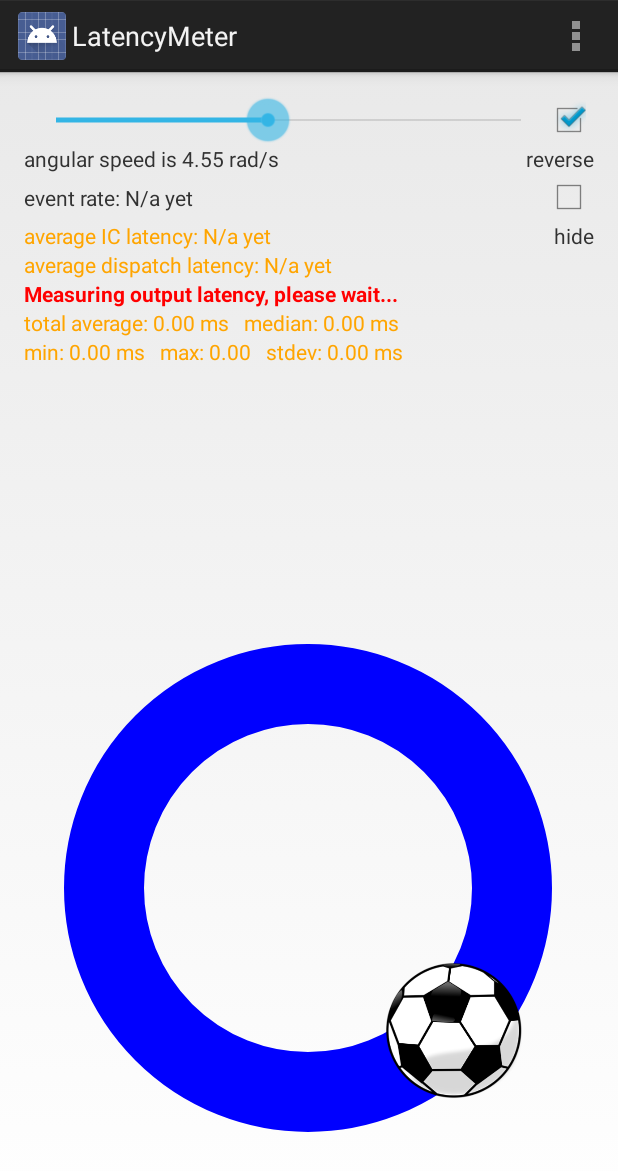
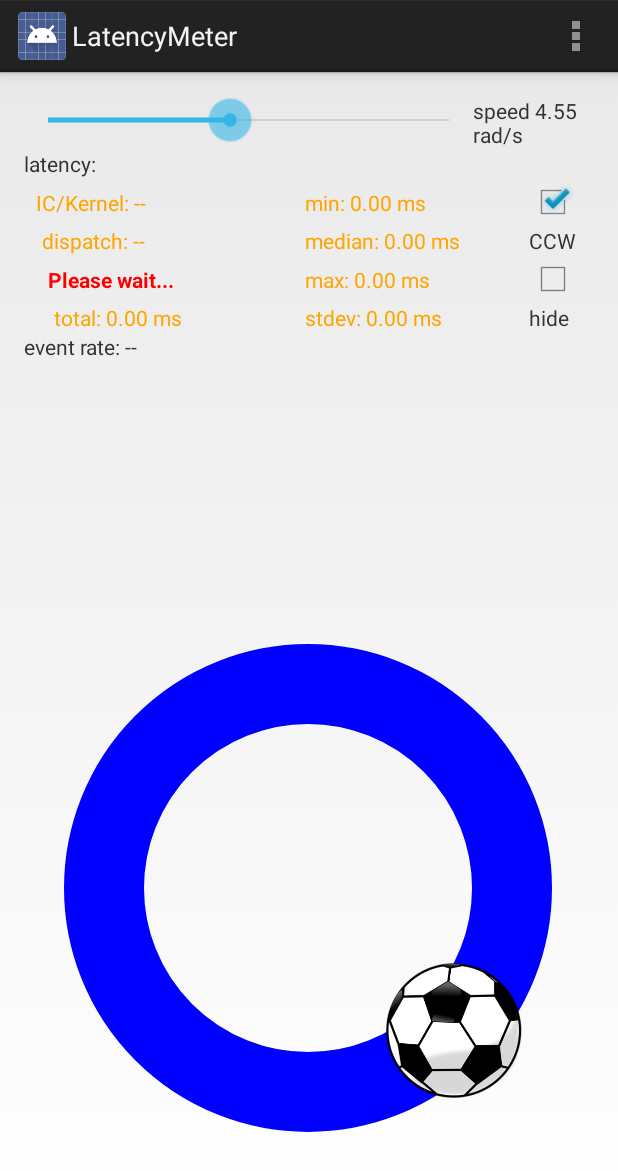
Before and after one commit to Ellyjoy11/latencymeterstudio, an Android app: the screen it shows after launch (MainActivity), after a tap on an icon or button, on a phone screen of 412 x 824 dp. Shown: the top 1171 px of the screen. Run offline under Robolectric (Android 15) with nearby library versions, the phone set to English and light mode, and no system bars.

Commit message:
UI changes to make layout more readable to user

```diff
--- a/app/src/main/java/com/elena/latencymeter/AnimationView.java
+++ b/app/src/main/java/com/elena/latencymeter/AnimationView.java
@@ -101,7 +101,8 @@ public class AnimationView extends View {
     public static double prevY;
     public static boolean isAutoDone = false;
 	double ballA, ballB, touchA, touchB;
-	TextView tv1, tv2, tv3, tv4, tv5, tv6, tv7;
+	TextView tvSpeed, tvLat, tvIC, tvMin, tvMax, tvMed, tvStd;
+    TextView tvDisp, tvOut, tvTotal, tvEvRate;
     int currFps = 59;
     int lowEdge;
 
@@ -200,24 +201,28 @@ public class AnimationView extends View {
 	@Override
 	protected void onDraw(Canvas canvas) {
 
-		tv1 = (TextView) this.getRootView().findViewById(R.id.textView1);
-		tv2 = (TextView) this.getRootView().findViewById(R.id.textView2);
-		tv3 = (TextView) this.getRootView().findViewById(R.id.textView3);
-		tv4 = (TextView) this.getRootView().findViewById(R.id.textView4);
-		tv5 = (TextView) this.getRootView().findViewById(R.id.textView5);
-		tv6 = (TextView) this.getRootView().findViewById(R.id.textView6);
-        tv7 = (TextView) this.getRootView().findViewById(R.id.textView7);
+		tvSpeed = (TextView) this.getRootView().findViewById(R.id.textViewSpeed);
+		tvLat = (TextView) this.getRootView().findViewById(R.id.textViewLat);
+		tvIC = (TextView) this.getRootView().findViewById(R.id.textViewIC);
+		tvDisp = (TextView) this.getRootView().findViewById(R.id.textViewDisp);
+		tvOut = (TextView) this.getRootView().findViewById(R.id.textViewOut);
+		tvTotal = (TextView) this.getRootView().findViewById(R.id.textViewTotal);
+        tvEvRate = (TextView) this.getRootView().findViewById(R.id.textViewEvRate);
+        tvMin = (TextView) this.getRootView().findViewById(R.id.textViewMin);
+        tvMed = (TextView) this.getRootView().findViewById(R.id.textViewMed);
+        tvMax = (TextView) this.getRootView().findViewById(R.id.textViewMax);
+        tvStd = (TextView) this.getRootView().findViewById(R.id.textViewStd);
 
 		canvas.drawPath(animPath, paint);
 
-		tv1.setText("angular speed is " + String.format("%.2f", speed)
+		tvSpeed.setText("speed " + String.format("%.2f", speed)
                 + " rad/s");
 
-        //if(!isAutoDone) {
-        //    lowEdge = 1;
-        //} else {
-            lowEdge = 20;
-        //}
+        if(!isAutoDone) {
+           lowEdge = 5;
+        } else {
+            lowEdge = 30;
+        }
 
 
         if (MainActivity.clockWise) {
@@ -322,8 +327,11 @@ public class AnimationView extends View {
 
 					paintText.setColor(Color.RED);
 					paintTouch.setColor(Color.RED);
-					tv4.setTextColor(Color.RED);
-					tv6.setTextColor(Color.RED);
+					tvTotal.setTextColor(Color.RED);
+					tvMin.setTextColor(Color.RED);
+                    tvMed.setTextColor(Color.RED);
+                    tvMax.setTextColor(Color.RED);
+                    tvStd.setTextColor(Color.RED);
 					if (touchActive && (2 * touchDelta > bm_offsetX)) {
 						canvas.drawCircle(cX, cY, radius - bm_offsetX / 2,
 								wrongMove);
@@ -335,8 +343,11 @@ public class AnimationView extends View {
 
 					paintText.setColor(Color.BLACK);
 					paintTouch.setColor(Color.GRAY);
-					tv4.setTextColor(Color.parseColor("#FFA500"));
-					tv6.setTextColor(Color.parseColor("#FFA500"));
+					tvTotal.setTextColor(Color.parseColor("#FFA500"));
+					tvMin.setTextColor(Color.parseColor("#FFA500"));
+                    tvMed.setTextColor(Color.parseColor("#FFA500"));
+                    tvMax.setTextColor(Color.parseColor("#FFA500"));
+                    tvStd.setTextColor(Color.parseColor("#FFA500"));
 				}
 
 				// /////////////////////
@@ -370,35 +381,41 @@ public class AnimationView extends View {
 				}
 				if (median > 0) {
 
-					tv3.setTextColor(Color.parseColor("#008000"));
-					tv4.setTextColor(Color.parseColor("#008000"));
-					tv6.setTextColor(Color.parseColor("#008000"));
-                    tv2.setTextColor(Color.parseColor("#008000"));
+					tvDisp.setTextColor(Color.parseColor("#008000"));
+					tvTotal.setTextColor(Color.parseColor("#008000"));
+					tvMin.setTextColor(Color.parseColor("#008000"));
+                    tvMed.setTextColor(Color.parseColor("#008000"));
+                    tvMax.setTextColor(Color.parseColor("#008000"));
+                    tvStd.setTextColor(Color.parseColor("#008000"));
+                    tvIC.setTextColor(Color.parseColor("#008000"));
 				} else {
 
-					tv3.setTextColor(Color.parseColor("#FFA500"));
-					tv4.setTextColor(Color.parseColor("#FFA500"));
-					tv6.setTextColor(Color.parseColor("#FFA500"));
-                    tv2.setTextColor(Color.parseColor("#FFA500"));
+					tvDisp.setTextColor(Color.parseColor("#FFA500"));
+					tvTotal.setTextColor(Color.parseColor("#FFA500"));
+					tvMin.setTextColor(Color.parseColor("#FFA500"));
+                    tvMed.setTextColor(Color.parseColor("#FFA500"));
+                    tvMax.setTextColor(Color.parseColor("#FFA500"));
+                    tvStd.setTextColor(Color.parseColor("#FFA500"));
+                    tvIC.setTextColor(Color.parseColor("#FFA500"));
 				}
 
             if (eventRate == 0) {
-                tv5.setText("event rate: N/a yet");
+                tvEvRate.setText("event rate: --");
             } else {
-                tv5.setText("event rate: " + String.format("%.2f", eventRate)
+                tvEvRate.setText("event rate: " + String.format("%.2f", eventRate)
                         + " Hz");
             }
 
             if (averageOutputLatency > 0) {
-                tv7.setText("average output latency: "
+                tvOut.setText("output: "
                         + String.format("%.2f", averageOutputLatency) + " ms");
-                tv7.setTextColor(Color.parseColor("#008000"));
-                tv7.setTypeface(Typeface.DEFAULT);
+                tvOut.setTextColor(Color.parseColor("#008000"));
+                tvOut.setTypeface(Typeface.DEFAULT);
                // isAutoDone = true;
             } else {
-                tv7.setText("Measuring output latency, please wait...");
-                tv7.setTextColor(Color.RED);
-                tv7.setTypeface(Typeface.DEFAULT_BOLD);
+                tvOut.setText("Please wait...");
+                tvOut.setTextColor(Color.RED);
+                tvOut.setTypeface(Typeface.DEFAULT_BOLD);
             }
 
 				if (touchActive && myLatency.size() < 1000 && isAutoDone) {
@@ -414,25 +431,29 @@ public class AnimationView extends View {
 					canvas.drawText("DONE", cX - 80, cY, paintText);
 				}
 
-				tv4.setText("total average: " + String.format("%.2f", averageLatency)
-						+ " ms   median: "
-						+ String.format("%.2f", median) + " ms");
+            if (averageLatency > 0) {
+                tvTotal.setTypeface(Typeface.DEFAULT_BOLD);
+            } else {
+                tvTotal.setTypeface(Typeface.DEFAULT);
+            }
+				tvTotal.setText("total: " + String.format("%.2f", averageLatency)
+						+ " ms");
                 if (averageLatency > 0) {
-                    tv2.setText("average IC latency: " + String.format("%.2f", averageLatency
+                    tvIC.setText("IC/Kernel: " + String.format("%.2f", averageLatency
                             - averageOutputLatency - averageDispatchLatency) + " ms");
                 } else {
-                    tv2.setText("average IC latency: N/a yet");
+                    tvIC.setText("IC/Kernel: --");
                 }
 
-				tv6.setText("min: " + String.format("%.2f", minL)
-						+ " ms   max: " + String.format("%.2f", maxL)
-						+ "   stdev: " + String.format("%.2f", stdevLatency)
-						+ " ms");
+			tvMin.setText("min: " + String.format("%.2f", minL) + " ms");
+            tvMax.setText("max: " + String.format("%.2f", maxL) + " ms");
+            tvMed.setText("median: " + String.format("%.2f", median) + " ms");
+            tvStd.setText("stdev: " + String.format("%.2f", stdevLatency) + " ms");
 
             if (averageDispatchLatency == 0) {
-                tv3.setText("average dispatch latency: N/a yet");
+                tvDisp.setText("dispatch: --");
             } else {
-                tv3.setText("average dispatch latency: "
+                tvDisp.setText("dispatch: "
                         + String.format("%.2f", averageDispatchLatency) + " ms");
             }
             ballAngle += speed / currFps;
@@ -537,8 +558,11 @@ public class AnimationView extends View {
 
 					paintText.setColor(Color.RED);
 					paintTouch.setColor(Color.RED);
-					tv4.setTextColor(Color.RED);
-					tv6.setTextColor(Color.RED);
+					tvTotal.setTextColor(Color.RED);
+					tvMin.setTextColor(Color.RED);
+                    tvMed.setTextColor(Color.RED);
+                    tvMax.setTextColor(Color.RED);
+                    tvStd.setTextColor(Color.RED);
 					if (touchActive && (2 * touchDelta > bm_offsetX)) {
 						canvas.drawCircle(cX, cY, radius - bm_offsetX / 2,
 								wrongMove);
@@ -550,8 +574,11 @@ public class AnimationView extends View {
 
 					paintText.setColor(Color.BLACK);
 					paintTouch.setColor(Color.GRAY);
-					tv4.setTextColor(Color.parseColor("#FFA500"));
-					tv6.setTextColor(Color.parseColor("#FFA500"));
+					tvTotal.setTextColor(Color.parseColor("#FFA500"));
+					tvMin.setTextColor(Color.parseColor("#FFA500"));
+                    tvMed.setTextColor(Color.parseColor("#FFA500"));
+                    tvMax.setTextColor(Color.parseColor("#FFA500"));
+                    tvStd.setTextColor(Color.parseColor("#FFA500"));
 				}
 
 				// /////////////////////
@@ -587,34 +614,40 @@ public class AnimationView extends View {
 					latency = 0;
 				}
 				if (median > 0) {
-                    tv3.setTextColor(Color.parseColor("#008000"));
-					tv4.setTextColor(Color.parseColor("#008000"));
-					tv6.setTextColor(Color.parseColor("#008000"));
-                    tv2.setTextColor(Color.parseColor("#008000"));
+                    tvDisp.setTextColor(Color.parseColor("#008000"));
+					tvTotal.setTextColor(Color.parseColor("#008000"));
+					tvMin.setTextColor(Color.parseColor("#008000"));
+                    tvMed.setTextColor(Color.parseColor("#008000"));
+                    tvMax.setTextColor(Color.parseColor("#008000"));
+                    tvStd.setTextColor(Color.parseColor("#008000"));
+                    tvIC.setTextColor(Color.parseColor("#008000"));
 				} else {
 
-					tv3.setTextColor(Color.parseColor("#FFA500"));
-					tv4.setTextColor(Color.parseColor("#FFA500"));
-					tv6.setTextColor(Color.parseColor("#FFA500"));
-                    tv2.setTextColor(Color.parseColor("#FFA500"));
+					tvDisp.setTextColor(Color.parseColor("#FFA500"));
+					tvTotal.setTextColor(Color.parseColor("#FFA500"));
+					tvMin.setTextColor(Color.parseColor("#FFA500"));
+                    tvMed.setTextColor(Color.parseColor("#FFA500"));
+                    tvMax.setTextColor(Color.parseColor("#FFA500"));
+                    tvStd.setTextColor(Color.parseColor("#FFA500"));
+                    tvIC.setTextColor(Color.parseColor("#FFA500"));
 				}
 
             if (averageOutputLatency > 0) {
-                tv7.setText("average output latency: "
+                tvOut.setText("output: "
                         + String.format("%.2f", averageOutputLatency) + " ms");
-                tv7.setTextColor(Color.parseColor("#008000"));
-                tv7.setTypeface(Typeface.DEFAULT);
+                tvOut.setTextColor(Color.parseColor("#008000"));
+                tvOut.setTypeface(Typeface.DEFAULT);
                // isAutoDone = true;
             } else {
-                tv7.setText("Measuring output latency, please wait...");
-                tv7.setTextColor(Color.RED);
-                tv7.setTypeface(Typeface.DEFAULT_BOLD);
+                tvOut.setText("Please wait...");
+                tvOut.setTextColor(Color.RED);
+                tvOut.setTypeface(Typeface.DEFAULT_BOLD);
             }
 
             if (eventRate == 0) {
-                tv5.setText("event rate: N/a yet");
+                tvEvRate.setText("event rate: --");
             } else {
-                tv5.setText("event rate: " + String.format("%.2f", eventRate)
+                tvEvRate.setText("event rate: " + String.format("%.2f", eventRate)
                         + " Hz");
             }
 
@@ -630,25 +663,30 @@ public class AnimationView extends View {
                     paintText.setTextSize(110 * screenDpi / 4);
                     canvas.drawText("DONE", cX - 80, cY, paintText);
                 }
+                if (averageLatency > 0) {
+                    tvTotal.setTypeface(Typeface.DEFAULT_BOLD);
+                } else {
+                    tvTotal.setTypeface(Typeface.DEFAULT);
+                }
+				tvTotal.setText("total: " + String.format("%.2f", averageLatency)
+                        + " ms");
 
-				tv4.setText("total average: " + String.format("%.2f", averageLatency)
-						+ " ms   median: "
-						+ String.format("%.2f", median) + " ms");
             if (averageLatency > 0) {
-                tv2.setText("average IC latency: " + String.format("%.2f", averageLatency
+                tvIC.setText("IC/Kernel: " + String.format("%.2f", averageLatency
                         - averageOutputLatency - averageDispatchLatency) + " ms");
             } else {
-                tv2.setText("average IC latency: N/a yet");
+                tvIC.setText("IC/Kernel: --");
             }
 
-				tv6.setText("min: " + String.format("%.2f", minL)
-						+ " ms   max: " + String.format("%.2f", maxL)
-						+ "   stdev: " + String.format("%.2f", stdevLatency)
-						+ " ms");
+            tvMin.setText("min: " + String.format("%.2f", minL) + " ms");
+            tvMax.setText("max: " + String.format("%.2f", maxL) + " ms");
+            tvMed.setText("median: " + String.format("%.2f", median) + " ms");
+            tvStd.setText("stdev: " + String.format("%.2f", stdevLatency) + " ms");
+
             if (averageDispatchLatency == 0) {
-                tv3.setText("average dispatch latency: N/a yet");
+                tvDisp.setText("dispatch: --");
             } else {
-                tv3.setText("average dispatch latency: "
+                tvDisp.setText("dispatch: "
                         + String.format("%.2f", averageDispatchLatency) + " ms");
             }
                 ballAngle -= speed / currFps;
--- a/app/src/main/res/layout/activity_main.xml
+++ b/app/src/main/res/layout/activity_main.xml
@@ -14,109 +14,165 @@
         android:layout_height="match_parent" />
 
     <LinearLayout
-        android:id="@+id/lineBar"
+        android:id="@+id/lineBar1"
         android:layout_width="match_parent"
         android:layout_height="wrap_content"
         android:orientation="horizontal"
-        android:paddingLeft="5.0dip"
+
         android:paddingRight="5.0dip" >
 
         <SeekBar
             android:id="@+id/speedBar"
-            android:layout_width="match_parent"
+            android:layout_width="0dp"
             android:layout_height="wrap_content"
-            android:layout_weight="7"
+            android:layout_weight="4"
             android:max="1000"
             android:progress="455" />
 
-        <CheckBox
-            android:id="@+id/checkBox"
-            android:layout_width="wrap_content"
+        <TextView
+            android:id="@+id/textViewSpeed"
+            android:layout_width="0dp"
             android:layout_height="wrap_content"
-            android:layout_weight="3"
-            android:onClick="boxClicked"
-            android:paddingRight="7.0dip" />
+            android:layout_alignParentLeft="true"
+            android:layout_weight="1" />
+
     </LinearLayout>
 
     <TextView
-        android:id="@+id/revText"
-        android:layout_width="wrap_content"
-        android:layout_height="wrap_content"
-        android:layout_alignParentRight="true"
-        android:layout_below="@id/lineBar"
-        android:text="@string/reverse" />
-
-    <TextView
-        android:id="@+id/textView1"
-        android:layout_width="wrap_content"
+        android:id="@+id/textViewLat"
+        android:layout_width="match_parent"
         android:layout_height="wrap_content"
         android:layout_alignParentLeft="true"
-        android:layout_below="@id/lineBar" />
+        android:layout_below="@id/lineBar1"
+        android:text="@string/latency"/>
 
     <LinearLayout
         android:id="@+id/lineBar2"
         android:layout_width="match_parent"
         android:layout_height="wrap_content"
-        android:layout_below="@id/textView1"
+        android:layout_below="@id/textViewLat"
         android:orientation="horizontal"
         android:paddingRight="5.0dip" >
 
         <TextView
-            android:id="@+id/textView5"
-            android:layout_width="match_parent"
+            android:id="@+id/textViewIC"
+            android:layout_width="0dp"
             android:layout_height="wrap_content"
-            android:layout_weight="7" />
+            android:layout_weight="5"
+            android:paddingLeft="8dp"/>
+
+        <TextView
+            android:id="@+id/textViewMin"
+            android:layout_width="0dp"
+            android:layout_height="wrap_content"
+            android:layout_weight="4" />
+
+        <CheckBox
+            android:id="@+id/checkBox"
+            android:layout_width="0dp"
+            android:layout_height="wrap_content"
+            android:layout_weight="1"
+            android:onClick="boxClicked"
+            android:paddingRight="4.0dip" />
+
+    </LinearLayout>
+
+    <LinearLayout
+        android:id="@+id/lineBar3"
+        android:layout_width="match_parent"
+        android:layout_height="wrap_content"
+        android:layout_below="@id/lineBar2"
+        android:orientation="horizontal"
+        android:paddingRight="5.0dip" >
+
+        <TextView
+            android:id="@+id/textViewDisp"
+            android:layout_width="0dp"
+            android:layout_height="wrap_content"
+            android:layout_weight="5"
+            android:paddingLeft="12dp"/>
+
+        <TextView
+            android:id="@+id/textViewMed"
+            android:layout_width="0dp"
+            android:layout_height="wrap_content"
+            android:layout_weight="4" />
+
+        <TextView
+            android:id="@+id/revText"
+            android:layout_width="0dp"
+            android:layout_height="wrap_content"
+            android:layout_weight="1"
+            android:text="@string/reverse" />
+
+    </LinearLayout>
+
+    <LinearLayout
+        android:id="@+id/lineBar4"
+        android:layout_width="match_parent"
+        android:layout_height="wrap_content"
+        android:layout_below="@id/lineBar3"
+        android:orientation="horizontal"
+        android:paddingRight="5.0dip" >
+
+        <TextView
+            android:id="@+id/textViewOut"
+            android:layout_width="0dp"
+            android:layout_height="wrap_content"
+            android:layout_weight="5"
+            android:paddingLeft="16dp"/>
+
+        <TextView
+            android:id="@+id/textViewMax"
+            android:layout_width="0dp"
+            android:layout_height="wrap_content"
+            android:layout_weight="4" />
 
         <CheckBox
             android:id="@+id/checkBox2"
-            android:layout_width="wrap_content"
+            android:layout_width="0dp"
             android:layout_height="wrap_content"
-            android:layout_weight="3"
+            android:layout_weight="1"
             android:onClick="boxHideClicked"
-            android:paddingRight="7.0dip" />
+            android:paddingRight="4.0dip" />
+
+    </LinearLayout>
+
+    <LinearLayout
+        android:id="@+id/lineBar5"
+        android:layout_width="match_parent"
+        android:layout_height="wrap_content"
+        android:layout_below="@id/lineBar4"
+        android:orientation="horizontal"
+        android:paddingRight="5.0dip" >
+
+        <TextView
+            android:id="@+id/textViewTotal"
+            android:layout_width="0dp"
+            android:layout_height="wrap_content"
+            android:layout_weight="5"
+            android:paddingLeft="20dp"/>
+
+        <TextView
+            android:id="@+id/textViewStd"
+            android:layout_width="0dp"
+            android:layout_height="wrap_content"
+            android:layout_weight="4" />
+
+        <TextView
+            android:id="@+id/hideText"
+            android:layout_width="0dp"
+            android:layout_height="wrap_content"
+            android:layout_weight="1"
+            android:text="@string/hide" />
+
     </LinearLayout>
 
     <TextView
-        android:id="@+id/textView2"
-        android:layout_width="match_parent"
-        android:layout_height="wrap_content"
-        android:layout_alignParentLeft="true"
-        android:layout_below="@id/lineBar2" />
-
-    <TextView
-        android:id="@+id/hideText"
-        android:layout_width="wrap_content"
-        android:layout_height="wrap_content"
-        android:layout_alignParentRight="true"
-        android:layout_below="@id/lineBar2"
-        android:text="@string/hide" />
-
-    <TextView
-        android:id="@+id/textView3"
+        android:id="@+id/textViewEvRate"
         android:layout_width="wrap_content"
         android:layout_height="wrap_content"
         android:layout_alignParentLeft="true"
-        android:layout_below="@id/textView2" />
-
-        <TextView
-            android:id="@+id/textView4"
-            android:layout_width="match_parent"
-            android:layout_height="wrap_content"
-            android:layout_alignParentLeft="true"
-            android:layout_below="@+id/textView7" />
-
-    <TextView
-        android:id="@+id/textView6"
-        android:layout_width="match_parent"
-        android:layout_height="wrap_content"
-        android:layout_alignParentLeft="true"
-        android:layout_below="@id/textView4" />
-
-    <TextView
-        android:id="@id/textView7"
-        android:layout_width="match_parent"
-        android:layout_height="wrap_content"
-        android:layout_alignParentLeft="true"
-        android:layout_below="@id/textView3" />
+        android:layout_below="@id/lineBar5" />
 
 </RelativeLayout>
--- a/app/src/main/res/values/strings.xml
+++ b/app/src/main/res/values/strings.xml
@@ -5,8 +5,9 @@
     <string name="hello_world">Hello world!</string>
     <string name="action_settings">Settings</string>
     <string name="about">About</string>
-    <string name="reverse">reverse</string>
+    <string name="reverse">CCW</string>
     <string name="hide">hide</string>
+    <string name="latency">latency:</string>
     <string name="displayDelay">Display transmission delay</string>
 
 </resources>
```
Also changed, not shown: 10 other files.
